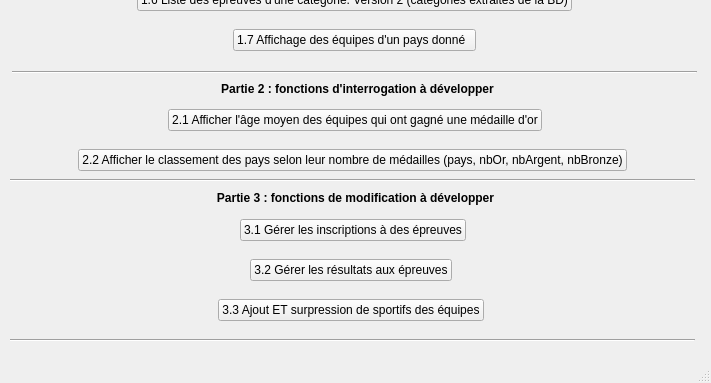
Qt form gui/mainWindow.ui (FDaCostaB/Jo-BD) before a commit; both pictures show x 0 to 711 and y 567 to 950 of the 711 by 950 pixel window.
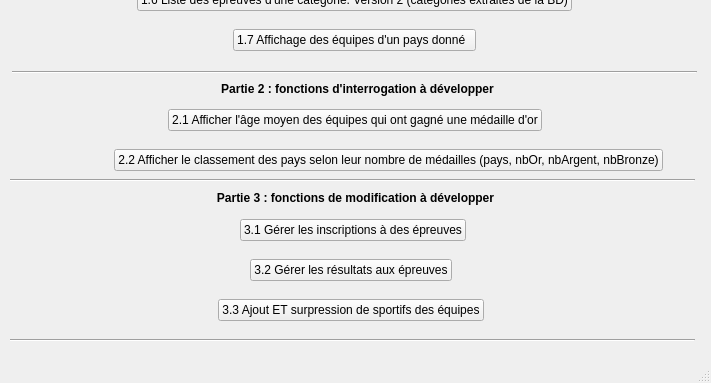
The same form after that commit. Icons and pictures are not drawn.

Patch:
```diff
--- a/gui/mainWindow.ui
+++ b/gui/mainWindow.ui
@@ -747,7 +747,7 @@
      <rect>
       <x>12</x>
       <y>690</y>
-      <width>681</width>
+      <width>753</width>
       <height>36</height>
      </rect>
     </property>
```
Left out of the diff: 19 changed lines with no effect on the pictures.
